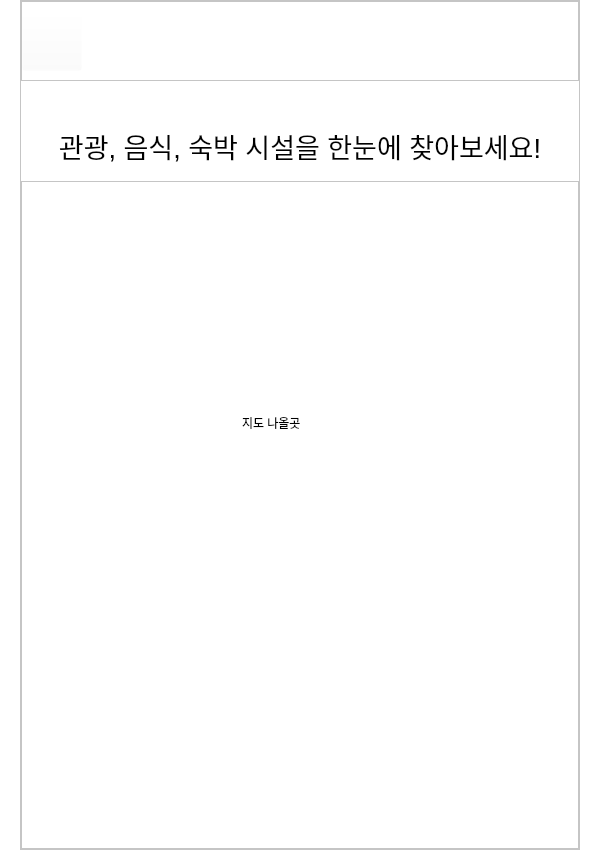
Above: seoul_main_page.ui from yunjae6875/seoul_trip_program before the change. Below: the same form after it.
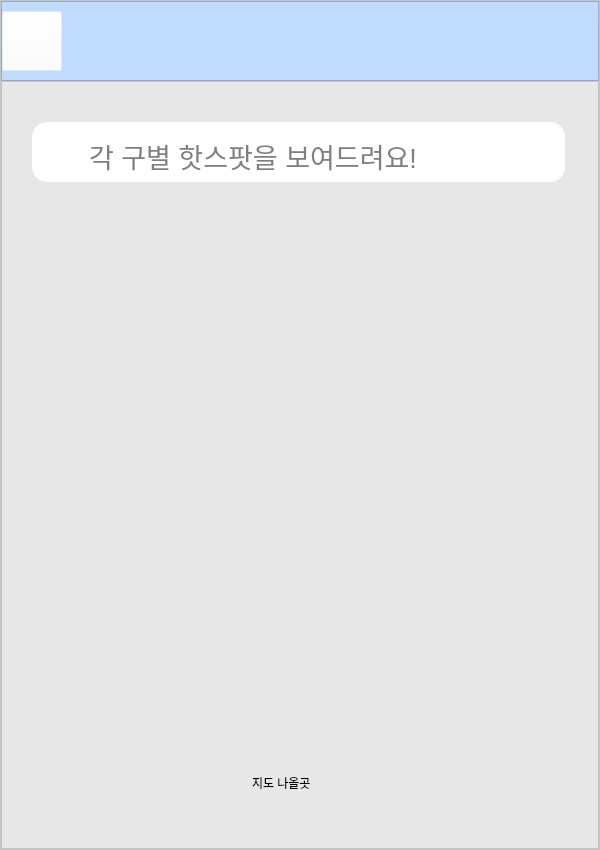
That is the form after the change. The open tabs and pages were chosen to show the change. Icons and pictures are not drawn.

Commit message: 0705 DB 관광명소 이미지 경로 추가

What changed in the file:
```diff
--- a/seoul_main_page.ui
+++ b/seoul_main_page.ui
@@ -1454,22 +1454,6 @@
           <property name="spacing">
            <number>0</number>
           </property>
-          <item>
-           <spacer name="horizontalSpacer_27">
-            <property name="orientation">
-             <enum>Qt::Horizontal</enum>
-            </property>
-            <property name="sizeType">
-             <enum>QSizePolicy::Fixed</enum>
-            </property>
-            <property name="sizeHint" stdset="0">
-             <size>
-              <width>20</width>
-              <height>20</height>
-             </size>
-            </property>
-           </spacer>
-          </item>
           <item>
            <widget class="QFrame" name="frame_27">
             <property name="minimumSize">
@@ -1508,6 +1492,9 @@
                  <height>80</height>
                 </size>
                </property>
+               <property name="styleSheet">
+                <string notr="true">background-color: rgb(193, 218, 255);</string>
+               </property>
                <property name="frameShape">
                 <enum>QFrame::StyledPanel</enum>
                </property>
@@ -1575,55 +1562,12 @@
                </layout>
               </widget>
              </item>
-             <item>
-              <spacer name="verticalSpacer_15">
-               <property name="orientation">
-                <enum>Qt::Vertical</enum>
-               </property>
-               <property name="sizeType">
-                <enum>QSizePolicy::Fixed</enum>
-               </property>
-               <property name="sizeHint" stdset="0">
-                <size>
-                 <width>20</width>
-                 <height>30</height>
-                </size>
-               </property>
-              </spacer>
-             </item>
-             <item>
-              <widget class="QLabel" name="main_5_title_lab">
-               <property name="minimumSize">
-                <size>
-                 <width>0</width>
-                 <height>70</height>
-                </size>
-               </property>
-               <property name="maximumSize">
-                <size>
-                 <width>16777215</width>
-                 <height>70</height>
-                </size>
-               </property>
-               <property name="font">
-                <font>
-                 <pointsize>20</pointsize>
-                </font>
-               </property>
-               <property name="text">
-                <string>관광, 음식, 숙박 시설을 한눈에 찾아보세요!</string>
-               </property>
-               <property name="alignment">
-                <set>Qt::AlignCenter</set>
-               </property>
-              </widget>
-             </item>
              <item>
               <widget class="QFrame" name="frame_29">
                <property name="minimumSize">
                 <size>
                  <width>0</width>
-                 <height>570</height>
+                 <height>0</height>
                 </size>
                </property>
                <property name="frameShape">
@@ -1650,17 +1594,26 @@
                 </property>
                 <item>
                  <widget class="QWidget" name="map_widget_4" native="true">
+                  <property name="minimumSize">
+                   <size>
+                    <width>0</width>
+                    <height>754</height>
+                   </size>
+                  </property>
                   <property name="maximumSize">
                    <size>
                     <width>16777215</width>
                     <height>16777215</height>
                    </size>
                   </property>
+                  <property name="styleSheet">
+                   <string notr="true">background-color: rgb(231, 231, 231);</string>
+                  </property>
                   <widget class="QLabel" name="label_5">
                    <property name="geometry">
                     <rect>
-                     <x>220</x>
-                     <y>230</y>
+                     <x>250</x>
+                     <y>690</y>
                      <width>71</width>
                      <height>21</height>
                     </rect>
@@ -1669,46 +1622,85 @@
                     <string>지도 나올곳</string>
                    </property>
                   </widget>
+                  <widget class="QFrame" name="frame_30">
+                   <property name="geometry">
+                    <rect>
+                     <x>30</x>
+                     <y>40</y>
+                     <width>533</width>
+                     <height>60</height>
+                    </rect>
+                   </property>
+                   <property name="minimumSize">
+                    <size>
+                     <width>522</width>
+                     <height>57</height>
+                    </size>
+                   </property>
+                   <property name="styleSheet">
+                    <string notr="true">background-color: rgb(255, 255, 255);
+border-radius:15px;</string>
+                   </property>
+                   <property name="frameShape">
+                    <enum>QFrame::StyledPanel</enum>
+                   </property>
+                   <property name="frameShadow">
+                    <enum>QFrame::Raised</enum>
+                   </property>
+                   <layout class="QHBoxLayout" name="horizontalLayout_27">
+                    <item>
+                     <widget class="QLabel" name="label_8">
+                      <property name="minimumSize">
+                       <size>
+                        <width>40</width>
+                        <height>40</height>
+                       </size>
+                      </property>
+                      <property name="maximumSize">
+                       <size>
+                        <width>40</width>
+                        <height>40</height>
+                       </size>
+                      </property>
+                      <property name="text">
+                       <string/>
+                      </property>
+                      <property name="pixmap">
+                       <pixmap>qt_img/magnifier.png</pixmap>
+                      </property>
+                      <property name="scaledContents">
+                       <bool>true</bool>
+                      </property>
+                     </widget>
+                    </item>
+                    <item>
+                     <widget class="QLineEdit" name="lineEdit">
+                      <property name="minimumSize">
+                       <size>
+                        <width>0</width>
+                        <height>50</height>
+                       </size>
+                      </property>
+                      <property name="font">
+                       <font>
+                        <pointsize>20</pointsize>
+                       </font>
+                      </property>
+                      <property name="placeholderText">
+                       <string>각 구별 핫스팟을 보여드려요!</string>
+                      </property>
+                     </widget>
+                    </item>
+                   </layout>
+                  </widget>
                  </widget>
                 </item>
-                <item>
-                 <spacer name="verticalSpacer_16">
-                  <property name="orientation">
-                   <enum>Qt::Vertical</enum>
-                  </property>
-                  <property name="sizeType">
-                   <enum>QSizePolicy::Fixed</enum>
-                  </property>
-                  <property name="sizeHint" stdset="0">
-                   <size>
-                    <width>20</width>
-                    <height>40</height>
-                   </size>
-                  </property>
-                 </spacer>
-                </item>
                </layout>
               </widget>
              </item>
             </layout>
            </widget>
           </item>
-          <item>
-           <spacer name="horizontalSpacer_29">
-            <property name="orientation">
-             <enum>Qt::Horizontal</enum>
-            </property>
-            <property name="sizeType">
-             <enum>QSizePolicy::Fixed</enum>
-            </property>
-            <property name="sizeHint" stdset="0">
-             <size>
-              <width>20</width>
-              <height>20</height>
-             </size>
-            </property>
-           </spacer>
-          </item>
          </layout>
         </item>
        </layout>
```
Left out of the diff: 2 changed lines with no effect on the pictures. The commit also changes 1 other file.
